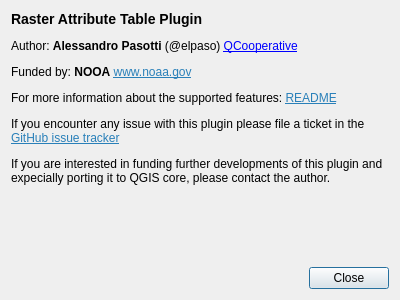
Qt form dialogs/Ui_AboutDialog.ui (noaa-ocs-hydrography/qgis-raster-attribute-table-plugin) before a commit.
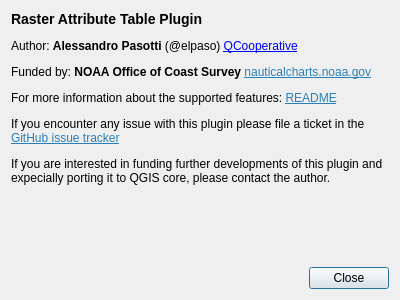
The same form after that commit.

Commit message: Update attribution to NOOA coastal survey

Diff of the .ui file:
```diff
--- a/dialogs/Ui_AboutDialog.ui
+++ b/dialogs/Ui_AboutDialog.ui
@@ -25,7 +25,7 @@
      <property name="text">
       <string>&lt;html&gt;&lt;head/&gt;&lt;body&gt;&lt;h3 style=&quot; margin-top:14px; margin-bottom:12px; margin-left:0px; margin-right:0px; -qt-block-indent:0; text-indent:0px;&quot;&gt;&lt;span style=&quot; font-size:large; font-weight:600;&quot;&gt;Raster Attribute Table Plugin&lt;/span&gt;&lt;/h3&gt;&lt;p&gt;Author: &lt;span style=&quot; font-weight:600;&quot;&gt;Alessandro Pasotti&lt;/span&gt; (@elpaso) &lt;a href=&quot;https://www.qcooperative.net/&quot;&gt;QCooperative&lt;/a&gt;&lt;/p&gt;
 
-&lt;p&gt;Funded by: &lt;span style=&quot; font-weight:600;&quot;&gt;NOOA&lt;/span&gt; &lt;a href=&quot;https://www.noaa.gov/&quot;&gt;&lt;span style=&quot; text-decoration: underline; color:#2980b9;&quot;&gt;www.noaa.gov&lt;/span&gt;&lt;/a&gt;&lt;/p&gt;&lt;p&gt;For more information about the supported features: &lt;a href=&quot;https://github.com/elpaso/qgis-raster-attribute-table-plugin#readme&quot;&gt;&lt;span style=&quot; text-decoration: underline; color:#2980b9;&quot;&gt;README&lt;/span&gt;&lt;/a&gt;&lt;/p&gt;&lt;p&gt;If you encounter any issue with this plugin please file a ticket in the &lt;a href=&quot;https://github.com/elpaso/qgis-raster-attribute-table-plugin/issues&quot;&gt;&lt;span style=&quot; text-decoration: underline; color:#2980b9;&quot;&gt;GitHub issue tracker&lt;/span&gt;&lt;/a&gt;&lt;/p&gt;&lt;p&gt;If you are interested in funding further developments of this plugin and expecially porting it to QGIS core, please contact the author.&lt;/p&gt;&lt;/body&gt;&lt;/html&gt;</string>
+&lt;p&gt;Funded by: &lt;span style=&quot; font-weight:600;&quot;&gt;NOAA Office of Coast Survey&lt;/span&gt; &lt;a href=&quot;https://nauticalcharts.noaa.gov/&quot;&gt;&lt;span style=&quot; text-decoration: underline; color:#2980b9;&quot;&gt;nauticalcharts.noaa.gov&lt;/span&gt;&lt;/a&gt;&lt;/p&gt;&lt;p&gt;For more information about the supported features: &lt;a href=&quot;https://github.com/noaa-ocs-hydrography/qgis-raster-attribute-table-plugin#readme&quot;&gt;&lt;span style=&quot; text-decoration: underline; color:#2980b9;&quot;&gt;README&lt;/span&gt;&lt;/a&gt;&lt;/p&gt;&lt;p&gt;If you encounter any issue with this plugin please file a ticket in the &lt;a href=&quot;https://github.com/noaa-ocs-hydrography/qgis-raster-attribute-table-plugin/issues&quot;&gt;&lt;span style=&quot; text-decoration: underline; color:#2980b9;&quot;&gt;GitHub issue tracker&lt;/span&gt;&lt;/a&gt;&lt;/p&gt;&lt;p&gt;If you are interested in funding further developments of this plugin and expecially porting it to QGIS core, please contact the author.&lt;/p&gt;&lt;/body&gt;&lt;/html&gt;</string>
      </property>
      <property name="wordWrap">
       <bool>true</bool>
```
